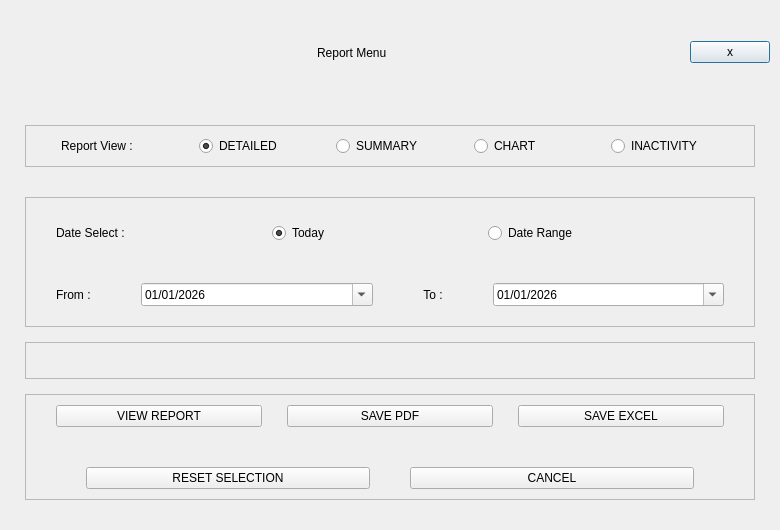
First picture: the form in Project/ui/report_menu.ui, repository Selvam-T/POS, before the edit.
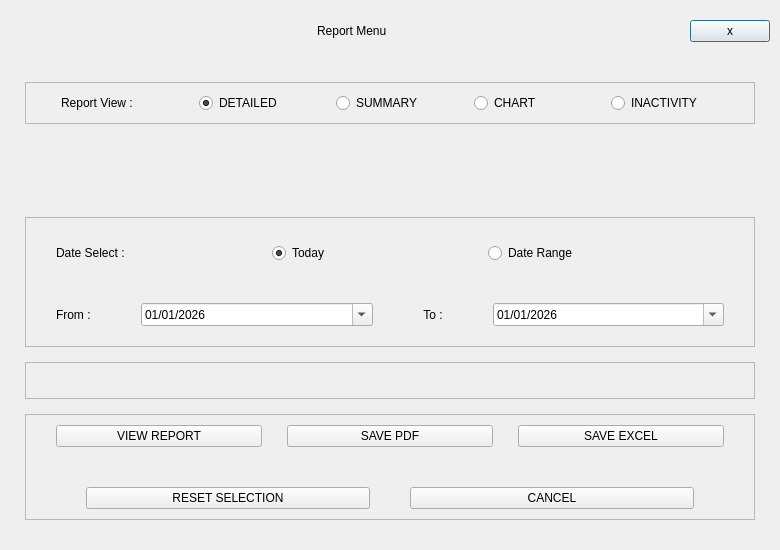
Second picture: the form after the edit.

Commit message: report_menu report viewer window implement with placeholder size and content

What changed in the file:
```diff
--- a/Project/ui/report_menu.ui
+++ b/Project/ui/report_menu.ui
@@ -7,13 +7,13 @@
     <x>0</x>
     <y>0</y>
     <width>780</width>
-    <height>530</height>
+    <height>550</height>
    </rect>
   </property>
   <property name="minimumSize">
    <size>
     <width>760</width>
-    <height>530</height>
+    <height>550</height>
    </size>
   </property>
   <property name="windowTitle">
@@ -197,12 +197,12 @@
         <enum>Qt::Vertical</enum>
        </property>
        <property name="sizeType">
-        <enum>QSizePolicy::Fixed</enum>
+        <enum>QSizePolicy::Expanding</enum>
        </property>
        <property name="sizeHint" stdset="0">
         <size>
          <width>20</width>
-         <height>15</height>
+         <height>25</height>
         </size>
        </property>
       </spacer>
```
The commit also changes 4 other files.
